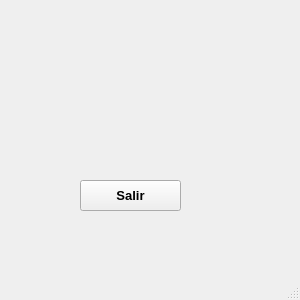
The window that MiniNomina/FrmDesign/Filtrar.ui (CodeDrTech/DevelopPython) describes before a commit, drawn with Qt 5.
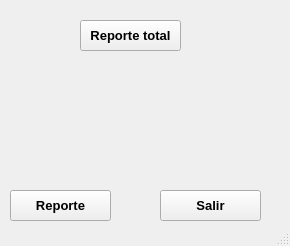
The same window after the commit.

What changed in the file:
```diff
--- a/MiniNomina/FrmDesign/Filtrar.ui
+++ b/MiniNomina/FrmDesign/Filtrar.ui
@@ -9,8 +9,8 @@
    <rect>
     <x>0</x>
     <y>0</y>
-    <width>300</width>
-    <height>300</height>
+    <width>290</width>
+    <height>246</height>
    </rect>
   </property>
   <property name="windowTitle">
@@ -20,8 +20,8 @@
    <widget class="QPushButton" name="BtnSalir">
     <property name="geometry">
      <rect>
-      <x>80</x>
-      <y>180</y>
+      <x>160</x>
+      <y>190</y>
       <width>101</width>
       <height>31</height>
      </rect>
@@ -37,6 +37,46 @@
      <string>Salir</string>
     </property>
    </widget>
+   <widget class="QPushButton" name="BtnReporte">
+    <property name="geometry">
+     <rect>
+      <x>10</x>
+      <y>190</y>
+      <width>101</width>
+      <height>31</height>
+     </rect>
+    </property>
+    <property name="font">
+     <font>
+      <pointsize>10</pointsize>
+      <weight>75</weight>
+      <bold>true</bold>
+     </font>
+    </property>
+    <property name="text">
+     <string>Reporte</string>
+    </property>
+   </widget>
+   <widget class="QPushButton" name="BtnReporteTotal">
+    <property name="geometry">
+     <rect>
+      <x>80</x>
+      <y>20</y>
+      <width>101</width>
+      <height>31</height>
+     </rect>
+    </property>
+    <property name="font">
+     <font>
+      <pointsize>10</pointsize>
+      <weight>75</weight>
+      <bold>true</bold>
+     </font>
+    </property>
+    <property name="text">
+     <string>Reporte total</string>
+    </property>
+   </widget>
   </widget>
   <widget class="QStatusBar" name="statusbar"/>
  </widget>
```
